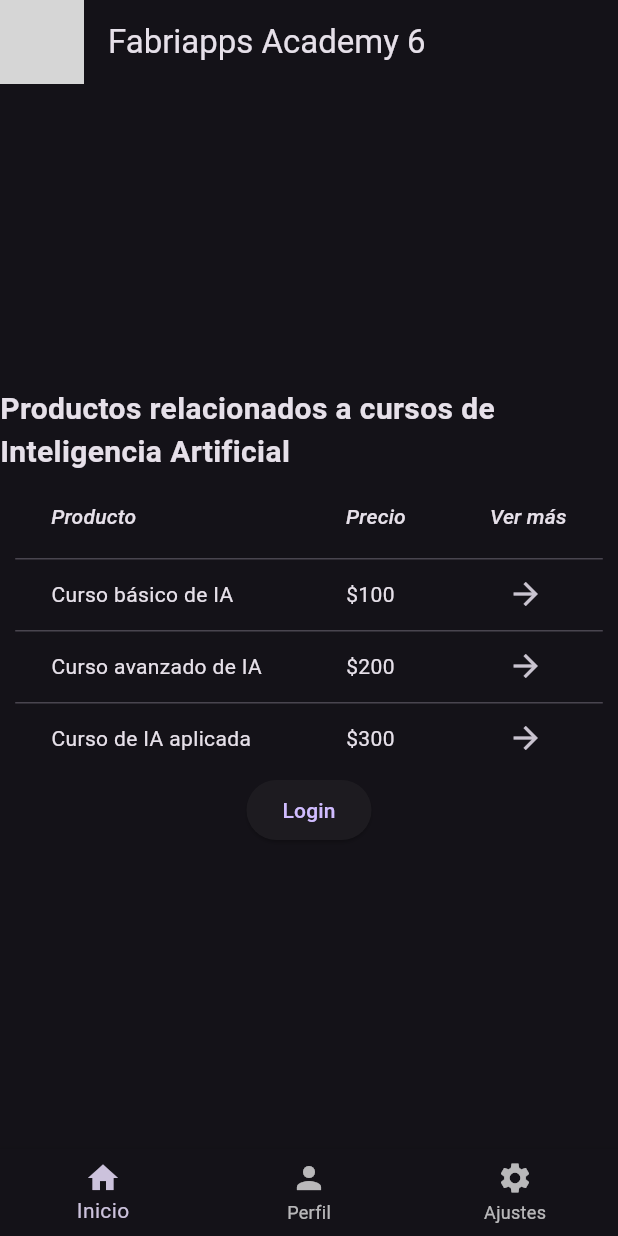
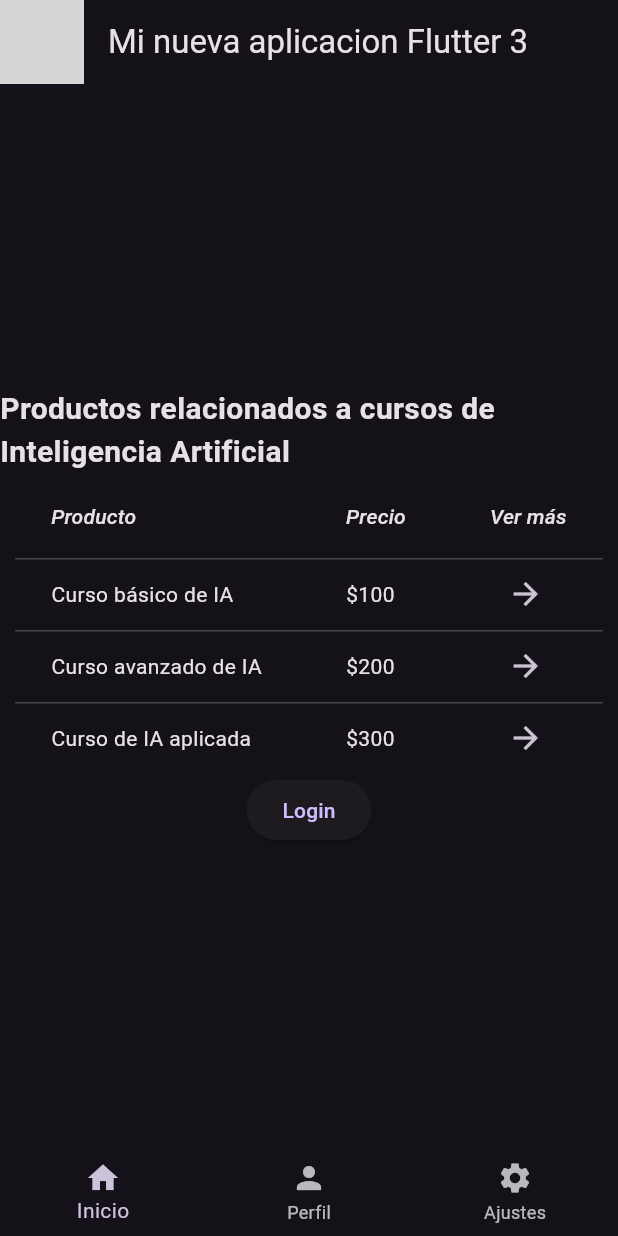
Before and after one commit to luisfernandosolis/flutter_web_example, a Flutter app: the screen it shows after launch, on a phone screen of 412 x 824 dp. Run offline on Flutter 3.47's test engine with Material 3 defaults, Android fonts, the phone set to English and light mode, and no system bars; grey boxes are pictures that could not be loaded.

Commit message:
Update code based on recent modifications

```diff
--- a/lib/main.dart
+++ b/lib/main.dart
@@ -10,7 +10,7 @@ class MyApp extends StatelessWidget {
   @override
   Widget build(BuildContext context) {
     return MaterialApp(
-      title: 'Fabriapps Academy 4',
+      title: 'Mi nueva aplicacion Flutter 3',
       theme: ThemeData(
         primarySwatch: Colors.grey,
         brightness: Brightness.dark,
@@ -149,7 +149,7 @@ class _MyHomePageState extends State<MyHomePage> {
 
     return Scaffold(
       appBar: AppBar(
-        title: Text('Fabriapps Academy 6'),
+        title: Text('Mi nueva aplicacion Flutter 3'),
         leading: Image.asset('assets/logo.png'),
       ),
       body: _children[_currentIndex],
--- a/lib/project_structure_file.json
+++ b/lib/project_structure_file.json
@@ -2,6 +2,6 @@
   {
     "name": "main.dart",
     "path": "main.dart",
-    "description": "El archivo Dart proporcionado es una aplicaci\u00f3n Flutter que muestra una p\u00e1gina principal con un contador y un bot\u00f3n para incrementar el contador. La aplicaci\u00f3n tambi\u00e9n tiene una barra de navegaci\u00f3n inferior con dos opciones: \"Home\" y \"Favorites\". Al hacer clic en una de las opciones, la aplicaci\u00f3n navega a la p\u00e1gina correspondiente. La aplicaci\u00f3n utiliza temas y estilos de Material Design para la interfaz de usuario. La clase MyApp crea la aplicaci\u00f3n principal con el tema y la p\u00e1gina principal. La clase MyHomePage muestra el contador y maneja la l\u00f3gica para incrementarlo."
+    "description": "El archivo Dart proporcionado es una aplicaci\u00f3n Flutter que consta de tres clases principales: MyApp, MyHomePage y LoginPage. MyApp es el widget principal que configura la apariencia y la estructura de la aplicaci\u00f3n. MyHomePage es un StatefulWidget que muestra una lista de productos relacionados con cursos de Inteligencia Artificial y tiene pesta\u00f1as para la p\u00e1gina de inicio, perfil y ajustes. LoginPage es un StatelessWidget que muestra la p\u00e1gina de inicio de sesi\u00f3n. La aplicaci\u00f3n tambi\u00e9n incluye un BottomNavigationBar para navegar entre las diferentes pesta\u00f1as y un AlertDialog para mostrar el perfil del usuario."
   }
 ]
--- a/lib/project_structure_file_to_be_changed.json
+++ b/lib/project_structure_file_to_be_changed.json
@@ -4,7 +4,7 @@
       "name": "main.dart",
       "page": true,
       "path": "main.dart",
-      "description": "Se debe modificar el color del fondo a azul y agregar un bot\u00f3n con el texto 'Hola Mundo' en la p\u00e1gina principal. Para cambiar el color del fondo a azul, se debe ajustar el color de fondo en el Scaffold de la clase MyHomePage. Adem\u00e1s, se debe agregar un nuevo RaisedButton con el texto 'Hola Mundo' en la columna que contiene el contador."
+      "description": "En el archivo main.dart, se debe modificar el t\u00edtulo del app en la clase MyApp. Buscar la propiedad 'title' dentro de la clase MyApp y cambiar su valor a 'Mi nueva aplicacion Flutter 3'. Por ejemplo: title: 'Mi nueva aplicacion Flutter 3',"
     }
   ]
 }
```
